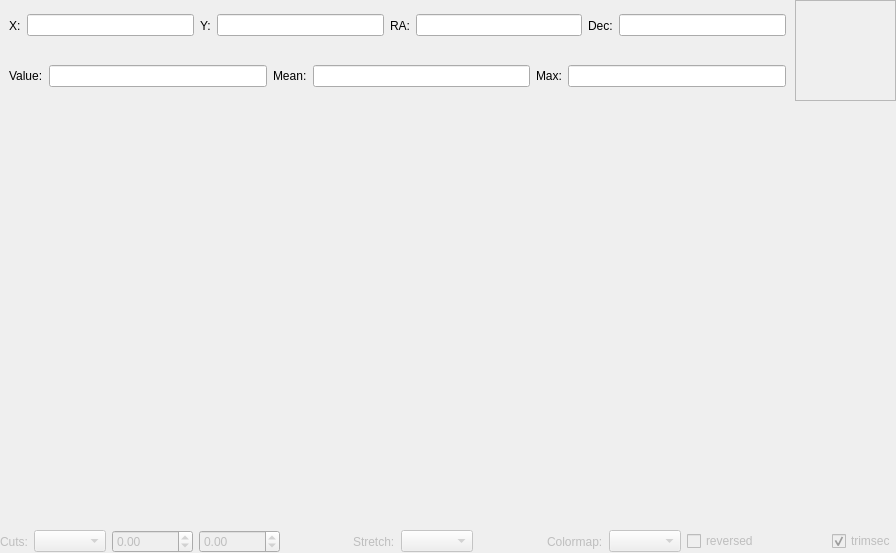
This is qfitswidget/fitswidget.ui in thusser/qfitswidget as Qt 5 draws it before an edit. The edited form follows.
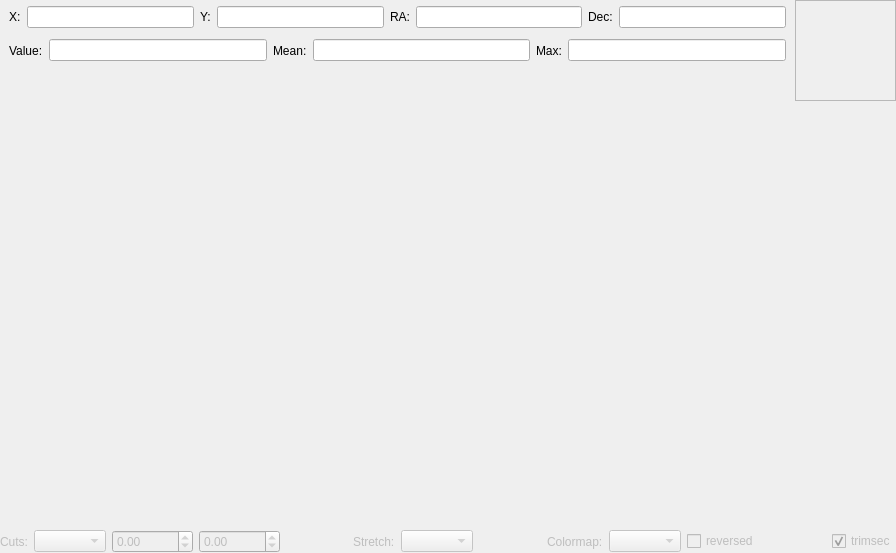
This is the edited form.

```diff
--- a/qfitswidget/fitswidget.ui
+++ b/qfitswidget/fitswidget.ui
@@ -42,6 +42,12 @@
        <item>
         <widget class="QFrame" name="groupInfo">
          <layout class="QHBoxLayout" name="horizontalLayout_5">
+          <property name="topMargin">
+           <number>1</number>
+          </property>
+          <property name="bottomMargin">
+           <number>1</number>
+          </property>
           <item>
            <widget class="QLabel" name="label_2">
             <property name="text">
@@ -122,6 +128,12 @@
           <enum>QFrame::Raised</enum>
          </property>
          <layout class="QHBoxLayout" name="horizontalLayout">
+          <property name="topMargin">
+           <number>1</number>
+          </property>
+          <property name="bottomMargin">
+           <number>1</number>
+          </property>
           <item>
            <widget class="QLabel" name="label_7">
             <property name="text">
@@ -176,6 +188,65 @@
          </layout>
         </widget>
        </item>
+       <item>
+        <widget class="QWidget" name="widget_2" native="true">
+         <layout class="QHBoxLayout" name="horizontalLayout_6">
+          <property name="topMargin">
+           <number>1</number>
+          </property>
+          <property name="bottomMargin">
+           <number>1</number>
+          </property>
+          <item>
+           <spacer name="horizontalSpacer_4">
+            <property name="orientation">
+             <enum>Qt::Horizontal</enum>
+            </property>
+            <property name="sizeHint" stdset="0">
+             <size>
+              <width>40</width>
+              <height>20</height>
+             </size>
+            </property>
+           </spacer>
+          </item>
+          <item>
+           <widget class="QWidget" name="widgetTools" native="true">
+            <layout class="QVBoxLayout" name="verticalLayout_4">
+             <property name="spacing">
+              <number>0</number>
+             </property>
+             <property name="leftMargin">
+              <number>0</number>
+             </property>
+             <property name="topMargin">
+              <number>0</number>
+             </property>
+             <property name="rightMargin">
+              <number>0</number>
+             </property>
+             <property name="bottomMargin">
+              <number>0</number>
+             </property>
+            </layout>
+           </widget>
+          </item>
+          <item>
+           <spacer name="horizontalSpacer_5">
+            <property name="orientation">
+             <enum>Qt::Horizontal</enum>
+            </property>
+            <property name="sizeHint" stdset="0">
+             <size>
+              <width>40</width>
+              <height>20</height>
+             </size>
+            </property>
+           </spacer>
+          </item>
+         </layout>
+        </widget>
+       </item>
       </layout>
      </item>
      <item>
```
Left out of the diff: 2 changed lines with no effect on the pictures.
